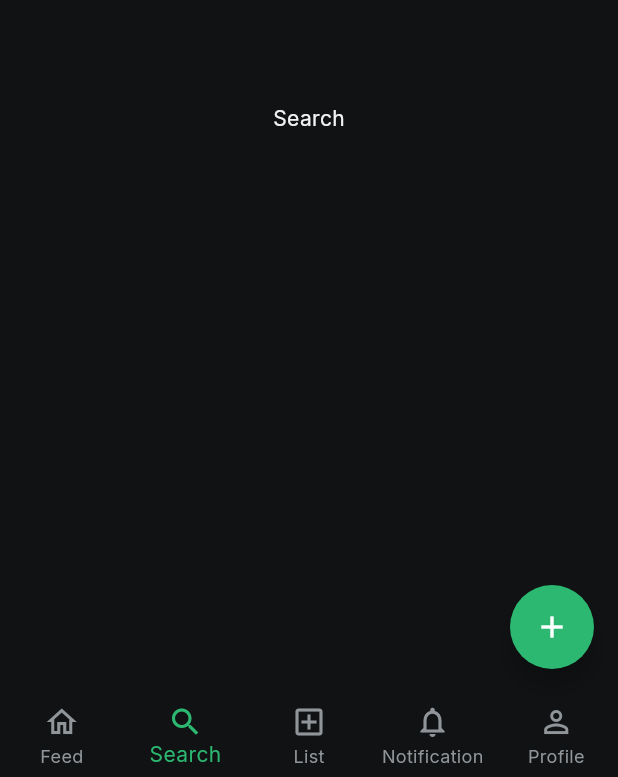
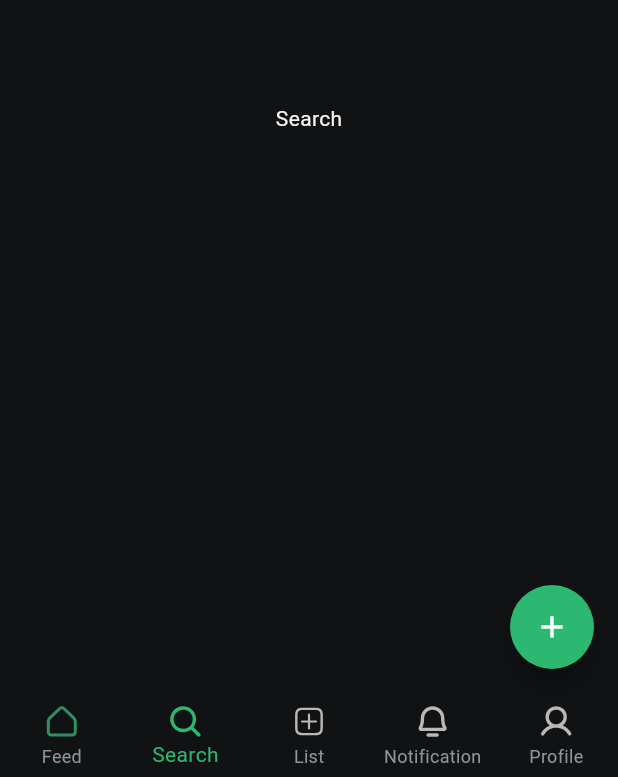
Before and after one commit to Teewhydot/expertlisting_app, a Flutter app: the screen it shows after launch, item 2 of the bottom bar chosen, on a phone screen of 412 x 824 dp. Shown: the part 456-1233 px from the top of the screen. Run offline on Flutter 3.47's test engine with Material 3 defaults, Android fonts, the phone set to English and light mode, and no system bars; our stand-ins replace cached_network_image, carousel_slider, flutter_svg; network calls fail.

Commit message:
Add SVGs and update font config

```diff
--- a/lib/core/theme/app_theme.dart
+++ b/lib/core/theme/app_theme.dart
@@ -1,14 +1,13 @@
 import 'package:flutter/material.dart';
-import 'package:google_fonts/google_fonts.dart';
+
 import '../constants/app_colors.dart';
 
 class AppTheme {
   static ThemeData get darkTheme {
-    // You can easily change the font family here by swapping GoogleFonts.inter
-    // to any other font or using a custom font family.
-    final baseTextTheme = GoogleFonts.interTextTheme();
+    final baseTextTheme = ThemeData.dark().textTheme;
 
     return ThemeData(
+      fontFamily: 'OpenRunde',
       brightness: Brightness.dark,
       scaffoldBackgroundColor: AppColors.background,
       primaryColor: AppColors.primaryGreen,
--- a/lib/screens/main_screen.dart
+++ b/lib/screens/main_screen.dart
@@ -1,4 +1,5 @@
 import 'package:flutter/material.dart';
+import 'package:flutter_svg/flutter_svg.dart';
 import '../core/constants/app_colors.dart';
 import 'feed_screen.dart';
 
@@ -20,6 +21,18 @@ class _MainScreenState extends State<MainScreen> {
     const Center(child: Text('Profile')),
   ];
 
+  Widget _buildIcon(String asset, {bool isActive = false}) {
+    return SvgPicture.asset(
+      asset,
+      width: 24,
+      height: 24,
+      colorFilter: isActive
+        ? const ColorFilter.mode(AppColors.primaryGreen, BlendMode.srcIn)
+        : null, // Keep original colors if no colorFilter or apply grey if needed.
+                // The provided SVGs already have their fill/stroke colors set to #B8B8B8 or similar.
+    );
+  }
+
   @override
   Widget build(BuildContext context) {
     return Scaffold(
@@ -31,29 +44,30 @@ class _MainScreenState extends State<MainScreen> {
             _currentIndex = index;
           });
         },
-        items: const [
+        items: [
           BottomNavigationBarItem(
-            icon: Icon(Icons.home_outlined),
-            activeIcon: Icon(Icons.home),
+            icon: _buildIcon('assets/icons/feed.svg'),
+            activeIcon: _buildIcon('assets/icons/feed.svg', isActive: true),
             label: 'Feed',
           ),
           BottomNavigationBarItem(
-            icon: Icon(Icons.search),
+            icon: _buildIcon('assets/icons/search.svg'),
+            activeIcon: _buildIcon('assets/icons/search.svg', isActive: true),
             label: 'Search',
           ),
           BottomNavigationBarItem(
-            icon: Icon(Icons.add_box_outlined),
-            activeIcon: Icon(Icons.add_box),
+            icon: _buildIcon('assets/icons/list.svg'),
+            activeIcon: _buildIcon('assets/icons/list.svg', isActive: true),
             label: 'List',
           ),
           BottomNavigationBarItem(
-            icon: Icon(Icons.notifications_none_outlined),
-            activeIcon: Icon(Icons.notifications),
+            icon: _buildIcon('assets/icons/notification.svg'),
+            activeIcon: _buildIcon('assets/icons/notification.svg', isActive: true),
             label: 'Notification',
           ),
           BottomNavigationBarItem(
-            icon: Icon(Icons.person_outline),
-            activeIcon: Icon(Icons.person),
+            icon: _buildIcon('assets/icons/profile.svg'),
+            activeIcon: _buildIcon('assets/icons/profile.svg', isActive: true),
             label: 'Profile',
           ),
         ],
```
Also changed, not shown: lib/widgets/feed_post_card.dart (+7 -1 lines), lib/widgets/tag_widget.dart (+8 -2 lines), pubspec.yaml (+13 -14 lines), assets/icons/feed.svg (added), assets/icons/for_sale.svg (added), assets/icons/key.svg (added), assets/icons/list.svg (added), assets/icons/location.svg (added), assets/icons/notification.svg (added), assets/icons/profile.svg (added), assets/icons/search.svg (added).
